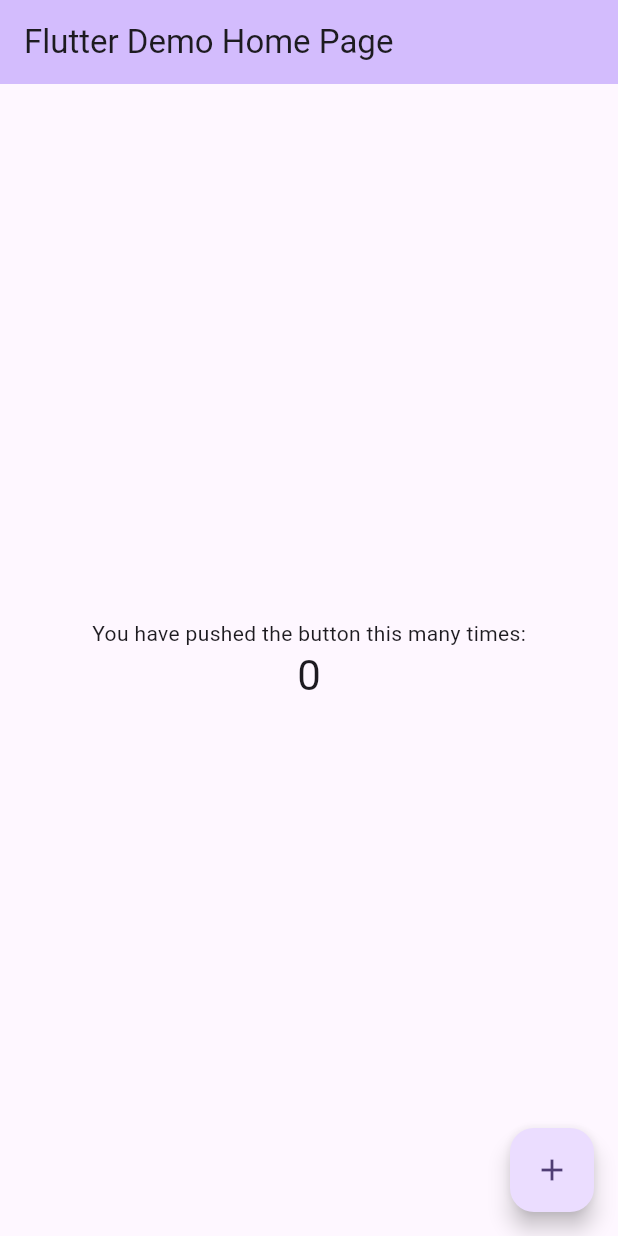
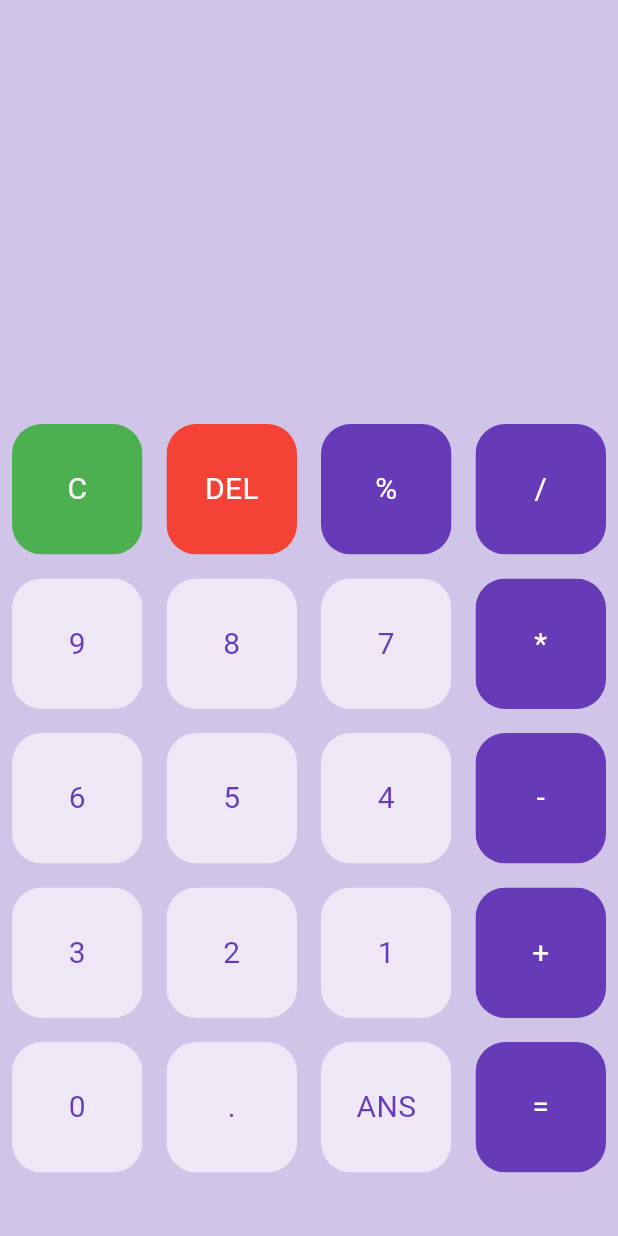
Before and after one commit to yogesh-gloify/flutter-projects, a Flutter app: the screen it shows after launch, on a phone screen of 412 x 824 dp. Run offline on Flutter 3.47's test engine with Material 3 defaults, Android fonts, the phone set to English and light mode, and no system bars; our stand-ins replace math_expressions.

Commit message:
calculator completed

```diff
--- /dev/null
+++ b/lib/MyButton.dart
@@ -0,0 +1,38 @@
+import 'package:flutter/material.dart';
+
+class MyButton extends StatelessWidget {
+  final color;
+  final textColor;
+  final String buttonText;
+  final buttonTapped;
+
+  const MyButton({
+    super.key,
+    this.color,
+    this.textColor,
+    required this.buttonText,
+    this.buttonTapped,
+  });
+
+  @override
+  Widget build(BuildContext context) {
+    return GestureDetector(
+      onTap: buttonTapped,
+      child: Padding(
+        padding: const EdgeInsets.all(8.0),
+        child: ClipRRect(
+          borderRadius: BorderRadius.circular(20),
+          child: Container(
+            color: color,
+            child: Center(
+              child: Text(
+                buttonText,
+                style: TextStyle(color: textColor, fontSize: 20),
+              ),
+            ),
+          ),
+        ),
+      ),
+    );
+  }
+}
--- a/lib/main.dart
+++ b/lib/main.dart
@@ -1,4 +1,6 @@
+import 'package:calculator_app/MyButton.dart';
 import 'package:flutter/material.dart';
+import 'package:math_expressions/math_expressions.dart';
 
 void main() {
   runApp(const MyApp());
@@ -10,113 +12,160 @@
   // This widget is the root of your application.
   @override
   Widget build(BuildContext context) {
-    return MaterialApp(
-      title: 'Flutter Demo',
-      theme: ThemeData(
-        // This is the theme of your application.
-        //
-        // TRY THIS: Try running your application with "flutter run". You'll see
-        // the application has a purple toolbar. Then, without quitting the app,
-        // try changing the seedColor in the colorScheme below to Colors.green
-        // and then invoke "hot reload" (save your changes or press the "hot
-        // reload" button in a Flutter-supported IDE, or press "r" if you used
-        // the command line to start the app).
-        //
-        // Notice that the counter didn't reset back to zero; the application
-        // state is not lost during the reload. To reset the state, use hot
-        // restart instead.
-        //
-        // This works for code too, not just values: Most code changes can be
-        // tested with just a hot reload.
-        colorScheme: ColorScheme.fromSeed(seedColor: Colors.deepPurple),
-      ),
-      home: const MyHomePage(title: 'Flutter Demo Home Page'),
-    );
+    return MaterialApp(debugShowCheckedModeBanner: false, home: HomePage());
   }
 }
 
-class MyHomePage extends StatefulWidget {
-  const MyHomePage({super.key, required this.title});
-
-  // This widget is the home page of your application. It is stateful, meaning
-  // that it has a State object (defined below) that contains fields that affect
-  // how it looks.
-
-  // This class is the configuration for the state. It holds the values (in this
-  // case the title) provided by the parent (in this case the App widget) and
-  // used by the build method of the State. Fields in a Widget subclass are
-  // always marked "final".
-
-  final String title;
+class HomePage extends StatefulWidget {
+  const HomePage({super.key});
 
   @override
-  State<MyHomePage> createState() => _MyHomePageState();
+  State<HomePage> createState() => _HomePageState();
 }
 
-class _MyHomePageState extends State<MyHomePage> {
-  int _counter = 0;
+class _HomePageState extends State<HomePage> {
+  var userQuestion = '';
+  var userAnswer = '';
 
-  void _incrementCounter() {
+  final List<String> buttons = [
+    'C',
+    'DEL',
+    '%',
+    '/',
+    '9',
+    '8',
+    '7',
+    '*',
+    '6',
+    '5',
+    '4',
+    '-',
+    '3',
+    '2',
+    '1',
+    '+',
+    '0',
+    '.',
+    'ANS',
+    '=',
+  ];
+
+  bool isOperator(String x) {
+    if (x == '%' || x == '/' || x == '*' || x == '-' || x == '+' || x == '=') {
+      return true;
+    } else {
+      return false;
+    }
+  }
+
+  void equalPressed() {
+    String finalQuestion = userQuestion;
+    ExpressionParser p = GrammarParser();
+    Expression exp = p.parse(finalQuestion);
+    ContextModel cm = ContextModel();
+    var eval = RealEvaluator(cm).evaluate(exp);
+
     setState(() {
-      // This call to setState tells the Flutter framework that something has
-      // changed in this State, which causes it to rerun the build method below
-      // so that the display can reflect the updated values. If we changed
-      // _counter without calling setState(), then the build method would not be
-      // called again, and so nothing would appear to happen.
-      _counter++;
+      userAnswer = eval.toString();
     });
   }
 
   @override
   Widget build(BuildContext context) {
-    // This method is rerun every time setState is called, for instance as done
-    // by the _incrementCounter method above.
-    //
-    // The Flutter framework has been optimized to make rerunning build methods
-    // fast, so that you can just rebuild anything that needs updating rather
-    // than having to individually change instances of widgets.
     return Scaffold(
-      appBar: AppBar(
-        // TRY THIS: Try changing the color here to a specific color (to
-        // Colors.amber, perhaps?) and trigger a hot reload to see the AppBar
-        // change color while the other colors stay the same.
-        backgroundColor: Theme.of(context).colorScheme.inversePrimary,
-        // Here we take the value from the MyHomePage object that was created by
-        // the App.build method, and use it to set our appbar title.
-        title: Text(widget.title),
+      backgroundColor: Colors.deepPurple[100],
+      body: Column(
+        children: [
+          Expanded(
+            child: Container(
+              child: Column(
+                mainAxisAlignment: MainAxisAlignment.spaceEvenly,
+                children: [
+                  SizedBox(height: 50),
+                  Container(
+                    padding: EdgeInsets.all(20.0),
+                    alignment: Alignment.centerLeft,
+                    child: Text(userQuestion, style: TextStyle(fontSize: 20)),
+                  ),
+                  Container(
+                    padding: EdgeInsets.all(20.0),
+                    alignment: Alignment.centerRight,
+                    child: Text(userAnswer, style: TextStyle(fontSize: 20)),
+                  ),
+                ],
+              ),
+            ),
+          ),
+          Expanded(
+            flex: 2,
+            child: Container(
+              child: GridView.builder(
+                itemCount: buttons.length,
+                gridDelegate: SliverGridDelegateWithFixedCrossAxisCount(
+                  crossAxisCount: 4,
+                ),
+                itemBuilder: (BuildContext context, int index) {
+                  if (index == 0) {
+                    return MyButton(
+                      buttonTapped: () {
+                        setState(() {
+                          userQuestion = '';
+                          userAnswer = '';
+                        });
+                      },
+                      buttonText: buttons[index],
+                      color: Colors.green,
+                      textColor: Colors.white,
+                    );
+                  } else if (index == 1) {
+                    return MyButton(
+                      buttonTapped: () {
+                        setState(() {
+                          if (userQuestion != '') {
+                            userQuestion = userQuestion.substring(
+                              0,
+                              userQuestion.length - 1,
+                            );
+                          }
+                        });
+                      },
+                      buttonText: buttons[index],
+                      color: Colors.red,
+                      textColor: Colors.white,
+                    );
+                  } else if (index == buttons.length - 1) {
+                    return MyButton(
+                      buttonTapped: () {
+                        setState(() {
+                          equalPressed();
+                        });
+                      },
+                      buttonText: buttons[index],
+                      color: Colors.deepPurple,
+                      textColor: Colors.white,
+                    );
+                  } else {
+                    return MyButton(
+                      buttonTapped: () {
+                        setState(() {
+                          userQuestion += buttons[index];
+                        });
+                      },
+                      buttonText: buttons[index],
+                      color: isOperator(buttons[index])
+                          ? Colors.deepPurple
+                          : Colors.deepPurple[50],
+                      textColor: isOperator(buttons[index])
+                          ? Colors.white
+                          : Colors.deepPurple,
+                    );
+                  }
+                },
+              ),
+            ),
+          ),
+        ],
       ),
-      body: Center(
-        // Center is a layout widget. It takes a single child and positions it
-        // in the middle of the parent.
-        child: Column(
-          // Column is also a layout widget. It takes a list of children and
-          // arranges them vertically. By default, it sizes itself to fit its
-          // children horizontally, and tries to be as tall as its parent.
-          //
-          // Column has various properties to control how it sizes itself and
-          // how it positions its children. Here we use mainAxisAlignment to
-          // center the children vertically; the main axis here is the vertical
-          // axis because Columns are vertical (the cross axis would be
-          // horizontal).
-          //
-          // TRY THIS: Invoke "debug painting" (choose the "Toggle Debug Paint"
-          // action in the IDE, or press "p" in the console), to see the
-          // wireframe for each widget.
-          mainAxisAlignment: MainAxisAlignment.center,
-          children: <Widget>[
-            const Text('You have pushed the button this many times:'),
-            Text(
-              '$_counter',
-              style: Theme.of(context).textTheme.headlineMedium,
-            ),
-          ],
-        ),
-      ),
-      floatingActionButton: FloatingActionButton(
-        onPressed: _incrementCounter,
-        tooltip: 'Increment',
-        child: const Icon(Icons.add),
-      ), // This trailing comma makes auto-formatting nicer for build methods.
     );
   }
 }
--- a/pubspec.yaml
+++ b/pubspec.yaml
@@ -34,6 +34,7 @@
   # The following adds the Cupertino Icons font to your application.
   # Use with the CupertinoIcons class for iOS style icons.
   cupertino_icons: ^1.0.8
+  math_expressions: ^3.0.0
 
 dev_dependencies:
   flutter_test:
```
Also changed, not shown: pubspec.lock.
